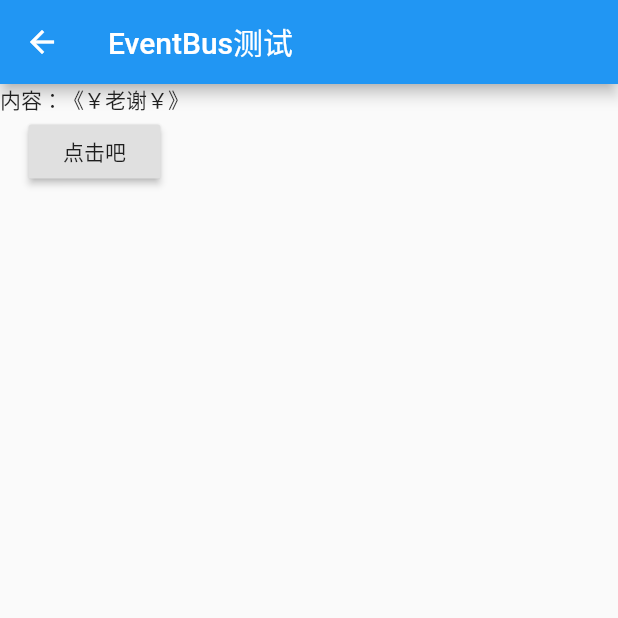
After one commit to 1004/bk_flutter_pk, a Flutter app: the EventBusPageTest screen opened directly, after a tap on "点击吧", on a phone screen of 412 x 824 dp, the top half of it. The commit adds this screen. Run offline on Flutter 3.47's test engine with Material 2 defaults, Android fonts, the phone set to English and light mode, and no system bars.

Commit message:
eventbus

```diff
--- a/lib/state/eventbus/event_bus.dart
+++ b/lib/state/eventbus/event_bus.dart
@@ -1,22 +1,59 @@
 import 'dart:async';
 
+typedef ChangeObserver = Function(String);
+
 class EventBus {
-  StreamController<String> _streamController = StreamController<String>();
-  Stream<String> get _dataStream=>_streamController.stream;
-  StreamSink<String> get _dataSink=>_streamController.sink;
+  static EventBus _instance;
+
+  factory EventBus() => _eventBus();
+
+  EventBus._(){
+    _init();
+  }
+
+  static EventBus _eventBus() {
+    if (_instance == null) {
+      _instance = EventBus._();
+    }
+    return _instance;
+  }
+
+  Map<String, ChangeObserver> observers = {};
+
+  // StreamController<String> _streamController = StreamController<String>();//单播
+  // ignore: close_sinks
+  StreamController<String> _streamController =
+      StreamController<String>.broadcast(); //广播
+  Stream<String> get _dataStream => _streamController.stream;
+
+  StreamSink<String> get _dataSink => _streamController.sink;
   StreamSubscription _dataSubscription;
 
-  void _init(){
-    _dataSubscription = _dataStream.listen((value){
+  void _init() {
+    _dataSubscription = _dataStream.listen((value) {
       _notify(value);
     });
   }
 
-  void registerObserver(String key){
+  // void _close(){
+  //   _dataSubscription.cancel();
+  // }
 
+  void sendMsg(String value) {
+    _dataSink.add(value);
+  }
+
+  void registerObserver(String key, ChangeObserver changeObserver) {
+    observers[key] = changeObserver;
+  }
+
+  void unRegisterObserver(String key) {
+    observers.remove(key);
   }
 
   void _notify(String value) {
-
+    observers.forEach((k, v) {
+      v(value);
+    });
   }
 }
--- /dev/null
+++ b/lib/state/eventbus/event_bus_page.dart
@@ -0,0 +1,55 @@
+import 'package:bk_flutter_pk/state/eventbus/event_bus.dart';
+import 'package:flutter/material.dart';
+
+class EventBusPageTest extends StatefulWidget {
+  @override
+  _EventBusPageTestState createState() => _EventBusPageTestState();
+}
+
+class _EventBusPageTestState extends State<EventBusPageTest> {
+  String content = "";
+
+  void eventBusFun(String v){
+    setState(() {
+      content = v;
+    });
+  }
+
+  @override
+  void initState() {
+    super.initState();
+    EventBus().registerObserver("test_event_bus", eventBusFun);
+  }
+
+  @override
+  void dispose() {
+    EventBus().unRegisterObserver("test_event_bus");
+    super.dispose();
+  }
+
+
+  @override
+  Widget build(BuildContext context) {
+    return Scaffold(
+      appBar: AppBar(title: Text('EventBus测试'),),
+      body: _buildBody(),
+    );
+  }
+
+  _buildBody() {
+    return Column(
+      children: <Widget>[
+        Text('内容：《$content》'),
+        RaisedButton(
+          onPressed: (){
+            if(content == null || content.length == 0){
+              content = "老谢";
+            }
+            EventBus().sendMsg("￥$content￥");
+          },
+          child: Text('点击吧'),
+        )
+      ],
+    );
+  }
+}
--- a/lib/state/inherited/share_data_widget.dart
+++ b/lib/state/inherited/share_data_widget.dart
@@ -6,7 +6,7 @@ class ShareDataWidget extends InheritedWidget {
   ShareDataWidget({Key key, @required this.data, @required Widget child})
       : super(key:key,child:child);
 
-  //定义一个便捷的方法，方便子树中获取widget恭喜数据
+  //定义一个便捷的方法，方便子树中获取widget共享数据
   static ShareDataWidget of(BuildContext context) {
     return context.dependOnInheritedWidgetOfExactType<ShareDataWidget>();
   }
--- a/lib/state/provider/change_notifier_provider.dart
+++ b/lib/state/provider/change_notifier_provider.dart
@@ -16,7 +16,7 @@ class ChangeNotifierProvider<T extends MyChangeNotifier>
     final provider =
         listen
         ? context.dependOnInheritedWidgetOfExactType<InheritedProvider<T>>()
-        : context.getElementForInheritedWidgetOfExactType<InheritedProvider<T>>() as InheritedProvider<T>;
+        : context.getElementForInheritedWidgetOfExactType<InheritedProvider<T>>().widget as InheritedProvider<T>;
     return provider.data;
   }
 
--- a/lib/state/provider/example/cart_model.dart
+++ b/lib/state/provider/example/cart_model.dart
@@ -3,6 +3,7 @@ import 'dart:collection';
 import 'package:bk_flutter_pk/state/provider/change_notifier.dart';
 import 'package:bk_flutter_pk/state/provider/example/Item.dart';
 
+/// 具备数据共享和数据通知的bean
 class CartModel extends MyChangeNotifier {
   final List<Item> _items = [];
 
--- a/lib/state/state_manager_page.dart
+++ b/lib/state/state_manager_page.dart
@@ -1,5 +1,7 @@
 import 'package:bk_flutter_pk/main.dart';
+import 'package:bk_flutter_pk/state/eventbus/event_bus_page.dart';
 import 'package:bk_flutter_pk/state/inherited/inherited_widget_test_page.dart';
+import 'package:bk_flutter_pk/state/provider/example/provider_page.dart';
 import 'package:flutter/material.dart';
 
 class StateManagerPage extends StatefulWidget {
@@ -26,7 +28,12 @@ class _StateManagerPageState extends State<StateManagerPage> {
         }),
         ItemWidget("状态-- 简易Provider", () {
           Navigator.of(context).push(MaterialPageRoute(builder: (context) {
-            return InheritedWidgetTestPage();
+            return ProviderPage();
+          }));
+        }),
+        ItemWidget("eventbus-Stream", () {
+          Navigator.of(context).push(MaterialPageRoute(builder: (context) {
+            return EventBusPageTest();
           }));
         }),
       ],
```
